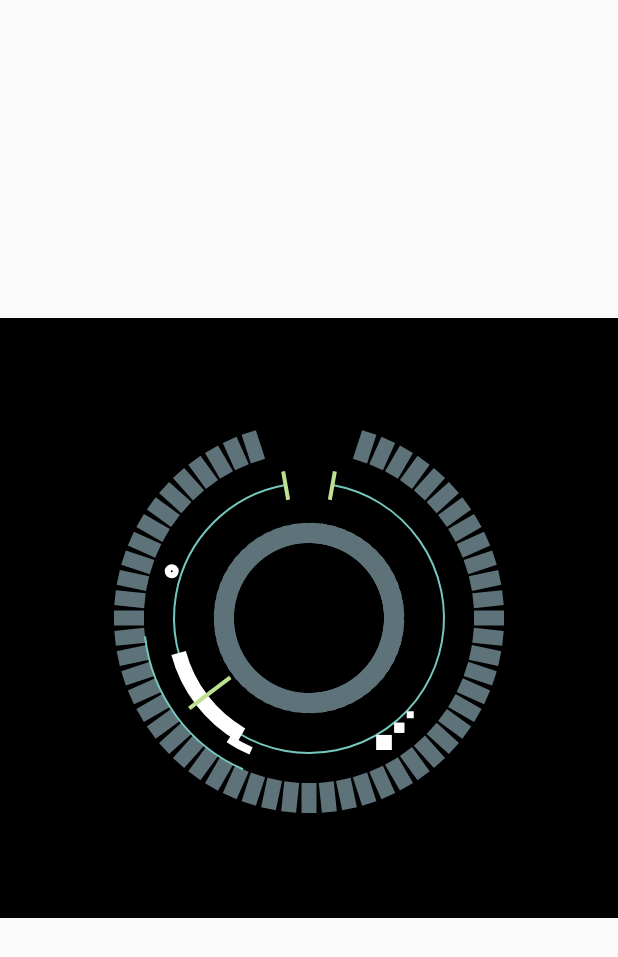
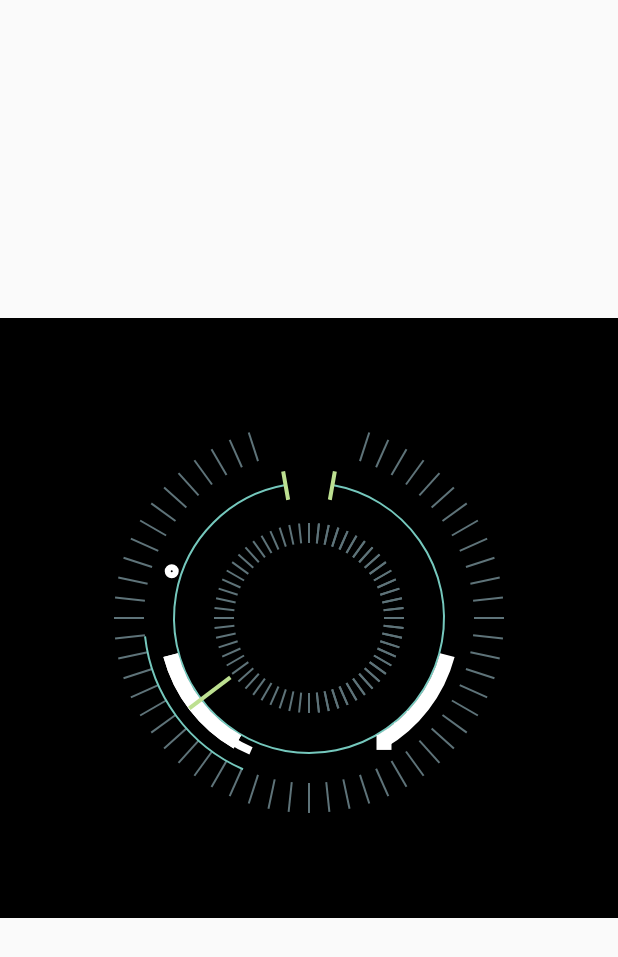
Before and after one commit to 06110902002/Android_UIKit, an Android app: the ArcAnimActivity screen opened directly, with no data from a screen before it, on a phone screen of 412 x 824 dp. Shown: the top 957 px of the screen. Run offline under Robolectric (Android 15) with nearby library versions, the phone set to English and light mode, and no system bars; 3 statements that could not run were skipped.

Commit message:
处理滚动动画

```diff
--- a/app/src/main/java/com/check/viewdraghelper/arcloadview/ArcLoadView.java
+++ b/app/src/main/java/com/check/viewdraghelper/arcloadview/ArcLoadView.java
@@ -55,13 +55,21 @@ public class ArcLoadView extends View {
     private int innerCircleWidth;
     private int graduateLineLength; //刻度线的长度
     private int innreCirlceGraduateRadius;  //内圆刻度半径
+
     private PathMeasure outSwingPathMeasure;    //在外圈摆动的路径测试器
+    private Path outSwingPath;
+    private RectF outSwingArcRect;
+    private int outSwingArcColor;
+    private int outMid2SegSwingArcColor;
+    private int outCircleKeduColor;
+
     private Path outCirclePointPath;        //外圈摆动的小圆点路径，由outSwingPathMeasure测量给出
     private float[] outCirclePointPos = new float[2];
     private float[] tan = new float[2];
     private boolean isOriginStatus = true;
     private RectF middleCirlceSwingRect;  //中圆环摆动的弧形矩形框
     private RectF innerCirlceSwingRect;  //内圆环摆动的弧形矩形框
+    private int midCirlceColor;
     private int swingLingOffSet;
     private Path line1AnimPath;
     private Path line1Path;
@@ -70,6 +78,11 @@ public class ArcLoadView extends View {
     private Path line2Path;
     private PathMeasure line1Measure;
     private PathMeasure line2Measure;
+    private RectF midMarkRect;
+    private float midMarkRadius;
+    private Path threePointPath;
+    private RectF threePointRect;
+
 
 
 
@@ -113,6 +126,9 @@ public class ArcLoadView extends View {
         indexPaint.setColor(Color.BLUE);
         indexPaint.setStrokeWidth(Utils.dp2px(context,1));
 
+        threePointPath = new Path();
+        threePointRect = new RectF();
+
         threeAngle = 60;
         threeAngle2 = 50;
         threeAngle3 = 40;
@@ -124,6 +140,9 @@ public class ArcLoadView extends View {
         innerCircleRadius = Utils.dp2px(context,90);
         innreCirlceGraduateRadius = (int)(innerCircleRadius / 1.8);
         graduateLineLength = Utils.dp2px(context,20);
+        outArcRect = new RectF();
+        outCirclePath = new Path();
+
 
         outIndexCircleRadius = outCirlceRadius;
         swingAngle = -80;
@@ -141,6 +160,14 @@ public class ArcLoadView extends View {
         line2Measure = new PathMeasure();
 
         midCircleMarkPath = new Path();
+        midMarkRect = new RectF();
+
+        outSwingArcRect = new RectF();
+        outSwingPath = new Path();
+        outSwingArcColor = Color.parseColor("#75C8BD");
+        outMid2SegSwingArcColor = Color.parseColor("#BDE091");
+        midCirlceColor = Color.parseColor("#75C8BD");
+        outCircleKeduColor = Color.parseColor("#5E7379");
 
         startAnim();
 
@@ -155,6 +182,7 @@ public class ArcLoadView extends View {
                 startSwingAnim();
                 startOutCirclePointSwingAnim();
                 startNotchLineAnim();
+                startMidMarkArcInAnim();
             }
         },1000);
     }
@@ -184,6 +212,16 @@ public class ArcLoadView extends View {
         line2Path.moveTo(startX2,startY2);
         line2Path.lineTo(stopX2,stopY2);
         line2Measure.setPath(line2Path,false);
+
+        outArcRect.left = (width - innerCircleRadius * 2) / 2;
+        outArcRect.top = (height - innerCircleRadius * 2) / 2;
+        outArcRect.right = (width - innerCircleRadius * 2) / 2 + innerCircleRadius * 2;
+        outArcRect.bottom = (height - innerCircleRadius * 2) / 2 + innerCircleRadius * 2;
+        outCirclePath.addArc(outArcRect,-80,340);
+
+        midMarkRadius = innerCircleRadius * 3.0f;
+
+
     }
 
     @Override
@@ -212,16 +250,24 @@ public class ArcLoadView extends View {
      */
     private void drawOutCircle(Canvas canvas){
         outCirclePaint.setStrokeWidth(2);
-        outCirclePaint.setColor(Color.parseColor("#75C8BD"));
+        outCirclePaint.setColor(midCirlceColor);
 
         //画中圆环--带缺口
-        canvas.drawPath(getThreePointPath(),outCirclePaint);
+        canvas.drawPath(outCirclePath,outCirclePaint);
 
         //画中圆环中间标记弧线
-        midCircleMarkPath.addArc(outArcRect,120,45);
+        midMarkRect.left = (width - midMarkRadius * 2) / 2;
+        midMarkRect.top = (height - midMarkRadius * 2) / 2;
+        midMarkRect.right = (width - midMarkRadius * 2) / 2 + midMarkRadius * 2;
+        midMarkRect.bottom = (height - midMarkRadius * 2) / 2 + midMarkRadius * 2;
+        midCircleMarkPath.addArc(midMarkRect,120,45);
         outCirclePaint.setColor(Color.WHITE);
         outCirclePaint.setStrokeWidth(15);
         canvas.drawPath(midCircleMarkPath,outCirclePaint);
+
+        midCircleMarkPath.addArc(midMarkRect,15,45);
+        canvas.drawPath(midCircleMarkPath,outCirclePaint);
+
 
 //        float startX = (float)(width / 2) + (float) Math.sin(arc2Angle(10)) * (innerCircleRadius + graduateLineLength / 2.0f);
 //        float startY = (float)(height / 2) - (float) Math.cos(arc2Angle(10)) * (innerCircleRadius + graduateLineLength / 2.0f);
@@ -236,6 +282,24 @@ public class ArcLoadView extends View {
 //        float stopX1 = (float)(width / 2) + (float) Math.sin(arc2Angle(350)) * (innerCircleRadius - graduateLineLength / 2.0f);
 //        float stopY1 = (float)(height / 2) - (float) Math.cos(arc2Angle(350)) * (innerCircleRadius - graduateLineLength / 2.0f);
 //        canvas.drawLine(startX1, startY1, stopX1, stopY1, animPaint);
+    }
+
+    /**
+     * 启动中间圆弧入场动画
+     */
+    private void startMidMarkArcInAnim(){
+        ValueAnimator mAnimator=ValueAnimator.ofFloat(midMarkRadius,innerCircleRadius);
+        mAnimator.setDuration(2000);
+        mAnimator.setInterpolator(new DecelerateInterpolator());
+        mAnimator.addUpdateListener(new ValueAnimator.AnimatorUpdateListener() {
+            @Override
+            public void onAnimationUpdate(ValueAnimator animation) {
+                midCircleMarkPath.reset();
+                midMarkRadius = (float) mAnimator.getAnimatedValue();
+                invalidate();
+            }
+        });
+        mAnimator.start();
     }
 
     /**
@@ -285,23 +349,6 @@ public class ArcLoadView extends View {
 
     }
 
-    /**
-     * 获取中圆环路径
-     * @return
-     */
-    private Path getThreePointPath(){
-        if(outCirclePath == null){
-            outCirclePath = new Path();
-            outArcRect = new RectF(
-                    (width - innerCircleRadius * 2) / 2,
-                    (height - innerCircleRadius * 2) / 2,
-                    (width - innerCircleRadius * 2) / 2 + innerCircleRadius * 2,
-                    (height - innerCircleRadius * 2) / 2 + innerCircleRadius * 2);
-            outCirclePath.addArc(outArcRect,-80,340);
-            //outCirclePath.addRect(outArcRect, Path.Direction.CCW);
-        }
-        return outCirclePath;
-    }
 
     /**
      * 画内外圆环的刻度线
@@ -309,10 +356,11 @@ public class ArcLoadView extends View {
      */
     private void drawCircleGraduate(Canvas canvas){
 
+        outCirclePaint.setStrokeWidth(2);
+        outCirclePaint.setStyle(Paint.Style.STROKE);
         //画外圆刻度圆环
         float evenryDegrees = arc2Angle(6.0f);
-        Point centerPos = new Point(width / 2 ,height / 2);
-        outCirclePaint.setColor(Color.parseColor("#5E7379"));
+        outCirclePaint.setColor(outCircleKeduColor);
         for (int i = 0; i < 60; i++) {
             float degrees = i * evenryDegrees;
             if (i >= 0 && i < 3 ) {
@@ -321,11 +369,11 @@ public class ArcLoadView extends View {
             if(i > 57 && i < 60){
                 continue;
             }
-            float startX = centerPos.x + (float) Math.sin(degrees) * outCirlceRadius;
-            float startY = centerPos.y - (float) Math.cos(degrees) * outCirlceRadius;
+            float startX = width / 2.0f + (float) Math.sin(degrees) * outCirlceRadius;
+            float startY = height / 2.0f - (float) Math.cos(degrees) * outCirlceRadius;
 
-            float stopX = centerPos.x + (float) Math.sin(degrees) * (outCirlceRadius + graduateLineLength);
-            float stopY = centerPos.y - (float) Math.cos(degrees) * (outCirlceRadius + graduateLineLength);
+            float stopX = width / 2.0f + (float) Math.sin(degrees) * (outCirlceRadius + graduateLineLength);
+            float stopY = height / 2.0f - (float) Math.cos(degrees) * (outCirlceRadius + graduateLineLength);
 
             canvas.drawLine(startX, startY, stopX, stopY, outCirclePaint);
         }
@@ -333,11 +381,11 @@ public class ArcLoadView extends View {
         //画内圆刻度圆环
         for (int i = 0; i < 90; i++) {
             float degrees = i * evenryDegrees;
-            float startX = centerPos.x + (float) Math.sin(degrees) * innreCirlceGraduateRadius;
-            float startY = centerPos.y - (float) Math.cos(degrees) * innreCirlceGraduateRadius;
+            float startX = width / 2.0f + (float) Math.sin(degrees) * innreCirlceGraduateRadius;
+            float startY = height / 2.0f - (float) Math.cos(degrees) * innreCirlceGraduateRadius;
 
-            float stopX = centerPos.x + (float) Math.sin(degrees) * (innreCirlceGraduateRadius + (int)(graduateLineLength / 1.5));
-            float stopY = centerPos.y - (float) Math.cos(degrees) * (innreCirlceGraduateRadius + (int)(graduateLineLength / 1.5));
+            float stopX = width / 2.0f + (float) Math.sin(degrees) * (innreCirlceGraduateRadius + (int)(graduateLineLength / 1.5));
+            float stopY = height / 2.0f - (float) Math.cos(degrees) * (innreCirlceGraduateRadius + (int)(graduateLineLength / 1.5));
 
             canvas.drawLine(startX, startY, stopX, stopY, outCirclePaint);
         }
@@ -350,38 +398,36 @@ public class ArcLoadView extends View {
      * @param canvas
      */
     private void drawPointRect(Canvas canvas){
-        Path rectpath = new Path();
 
-        Point startPos = new Point((int)outArcRect.left ,(int)outArcRect.top);
+        //三个点的弧形矩形框
+        outCirclePaint.setStyle(Paint.Style.FILL);
+        outCirclePaint.setStrokeWidth(3);
+        threePointRect.left = outArcRect.left + innerCircleRadius + (float)(innerCircleRadius * Math.cos(arc2Angle(threeAngle)));
+        threePointRect.top = outArcRect.top + innerCircleRadius +(float)(innerCircleRadius * Math.sin(arc2Angle(threeAngle)));
+        threePointRect.right = outArcRect.left + innerCircleRadius + (float)(innerCircleRadius * Math.cos(arc2Angle(threeAngle))) + innerCircleWidth;
+        threePointRect.bottom = outArcRect.top + innerCircleRadius + (float)(innerCircleRadius * Math.sin(arc2Angle(threeAngle))) + innerCircleWidth;
+        threePointPath.reset();
+        threePointPath.addRect(threePointRect,Path.Direction.CCW);
+        canvas.drawPath(threePointPath,outCirclePaint);
 
 
-        rectpath.addRect(new RectF(
-                startPos.x + innerCircleRadius + (float)(innerCircleRadius * Math.cos(arc2Angle(threeAngle))),
-                startPos.y + innerCircleRadius +(float)(innerCircleRadius * Math.sin(arc2Angle(threeAngle))),
-                startPos.x + innerCircleRadius + (float)(innerCircleRadius * Math.cos(arc2Angle(threeAngle))) + innerCircleWidth,
-                startPos.y + innerCircleRadius + (float)(innerCircleRadius * Math.sin(arc2Angle(threeAngle))) + innerCircleWidth), Path.Direction.CCW);
 
-        Paint rectPaint = new Paint();
-        rectPaint.setColor(Color.WHITE);
-        rectPaint.setStyle(Paint.Style.FILL);
-        rectPaint.setStrokeWidth(3);
-        canvas.drawPath(rectpath,rectPaint);
+        threePointRect.left = outArcRect.left + innerCircleRadius + (float)(innerCircleRadius * Math.cos(arc2Angle(threeAngle2)));
+        threePointRect.top = outArcRect.top + innerCircleRadius +(float)(innerCircleRadius * Math.sin(arc2Angle(threeAngle2)));
+        threePointRect.right = outArcRect.left + innerCircleRadius + (float)(innerCircleRadius * Math.cos(arc2Angle(threeAngle2))) + (float)(innerCircleWidth / 1.5);
+        threePointRect.bottom = outArcRect.top + innerCircleRadius + (float)(innerCircleRadius * Math.sin(arc2Angle(threeAngle2))) + (float)(innerCircleWidth / 1.5);
+        threePointPath.reset();
+        threePointPath.addRect(threePointRect,Path.Direction.CCW);
+        canvas.drawPath(threePointPath,outCirclePaint);
 
 
-        //画第二个
-        rectpath.addRect(new RectF(
-                startPos.x + innerCircleRadius + (float)(innerCircleRadius * Math.cos(arc2Angle(threeAngle2))),
-                startPos.y + innerCircleRadius +(float)(innerCircleRadius * Math.sin(arc2Angle(threeAngle2))),
-                startPos.x + innerCircleRadius + (float)(innerCircleRadius * Math.cos(arc2Angle(threeAngle2))) + (float)(innerCircleWidth / 1.5),
-                startPos.y + innerCircleRadius + (float)(innerCircleRadius * Math.sin(arc2Angle(threeAngle2))) + (float)(innerCircleWidth / 1.5)), Path.Direction.CCW);
-        canvas.drawPath(rectpath,rectPaint);
-
-        rectpath.addRect(new RectF(
-                startPos.x + innerCircleRadius + (float)(innerCircleRadius * Math.cos(arc2Angle(threeAngle3))),
-                startPos.y + innerCircleRadius +(float)(innerCircleRadius * Math.sin(arc2Angle(threeAngle3))),
-                startPos.x + innerCircleRadius + (float)(innerCircleRadius * Math.cos(arc2Angle(threeAngle3))) + (float)(innerCircleWidth / 2),
-                startPos.y + innerCircleRadius + (float)(innerCircleRadius * Math.sin(arc2Angle(threeAngle3))) + (float)(innerCircleWidth / 2)), Path.Direction.CCW);
-        canvas.drawPath(rectpath,rectPaint);
+        threePointRect.left = outArcRect.left + innerCircleRadius + (float)(innerCircleRadius * Math.cos(arc2Angle(threeAngle3)));
+        threePointRect.top = outArcRect.top + innerCircleRadius +(float)(innerCircleRadius * Math.sin(arc2Angle(threeAngle3)));
+        threePointRect.right = outArcRect.left + innerCircleRadius + (float)(innerCircleRadius * Math.cos(arc2Angle(threeAngle3))) + (float)(innerCircleWidth / 2);
+        threePointRect.bottom = outArcRect.top + innerCircleRadius + (float)(innerCircleRadius * Math.sin(arc2Angle(threeAngle3))) + (float)(innerCircleWidth / 2);
+        threePointPath.reset();
+        threePointPath.addRect(threePointRect,Path.Direction.CCW);
+        canvas.drawPath(threePointPath,outCirclePaint);
     }
 
     /**
@@ -392,33 +438,31 @@ public class ArcLoadView extends View {
     private void drawIndexArc(Canvas canvas){
 
         //画在外环摆动的圆环
-        indexPaint.setColor(Color.parseColor("#75C8BD"));
+        indexPaint.setColor(outSwingArcColor);
         indexPaint.setStrokeWidth(Utils.dp2px(context,1));
 
-        RectF outArcRect = new RectF(
-                (width - outIndexCircleRadius * 2) / 2,
-                (height - outIndexCircleRadius * 2) / 2,
-                (width - outIndexCircleRadius * 2) / 2 + outIndexCircleRadius * 2,
-                (height - outIndexCircleRadius * 2) / 2 + outIndexCircleRadius * 2);
-        canvas.drawArc(outArcRect,swingAngle,60,false,indexPaint);
+        outSwingArcRect.left = (width - outIndexCircleRadius * 2) / 2;
+        outSwingArcRect.top = (height - outIndexCircleRadius * 2) / 2;
+        outSwingArcRect.right = (width - outIndexCircleRadius * 2) / 2 + outIndexCircleRadius * 2;
+        outSwingArcRect.bottom = (height - outIndexCircleRadius * 2) / 2 + outIndexCircleRadius * 2;
+        canvas.drawArc(outSwingArcRect,swingAngle,60,false,indexPaint);
         //canvas.drawPath(swingPath,indexPaint);
 
-        //画外环摆动圏小矩形
-        RectF outSwingRect = new RectF(
-                (width - (outIndexCircleRadius - 20) * 2) / 2,
-                (height - (outIndexCircleRadius - 20) * 2) / 2,
-                (width - (outIndexCircleRadius - 20) * 2) / 2 + (outIndexCircleRadius - 20) * 2,
-                (height - (outIndexCircleRadius - 20) * 2) / 2 + (outIndexCircleRadius - 20) * 2);
+
+        outSwingArcRect.left = (width - (outIndexCircleRadius - 20) * 2) / 2;
+        outSwingArcRect.top = (height - (outIndexCircleRadius - 20) * 2) / 2;
+        outSwingArcRect.right = (width - (outIndexCircleRadius - 20) * 2) / 2 + (outIndexCircleRadius - 20) * 2;
+        outSwingArcRect.bottom = (height - (outIndexCircleRadius - 20) * 2) / 2 + (outIndexCircleRadius - 20) * 2;
 
         indexPaint.setColor(Color.WHITE);
         indexPaint.setStrokeWidth(Utils.dp2px(context,5));
 
-        Path swingPath = new Path();
-        swingPath.addArc(outSwingRect,swingAngle,60);
-        canvas.drawArc(outSwingRect,swingAngle,10,false,indexPaint);
+        //Path swingPath = new Path();
+        outSwingPath.addArc(outSwingArcRect,swingAngle,60);
+        canvas.drawArc(outSwingArcRect,swingAngle,10,false,indexPaint);
 
         //画在swingpath 滚动的路径动画
-        outSwingPathMeasure.setPath(swingPath,false);  //设置需要测量的路径，即为外圈摆动的圆弧
+        outSwingPathMeasure.setPath(outSwingPath,false);  //设置需要测量的路径，即为外圈摆动的圆弧
         //canvas.drawPath(outCirclePointPath,indexPaint);
         if(isOriginStatus){
             float r = (outIndexCircleRadius - 20) ;
@@ -436,7 +480,7 @@ public class ArcLoadView extends View {
                     (width - innerCircleRadius * 2) / 2 + innerCircleRadius * 2,
                     (height - innerCircleRadius * 2) / 2 + innerCircleRadius * 2);
         }
-        indexPaint.setColor(Color.parseColor("#BDE091"));
+        indexPaint.setColor(outMid2SegSwingArcColor);
 
         canvas.drawArc(middleCirlceSwingRect,swingAngle + 3.75f,10,false,indexPaint);
         canvas.drawArc(middleCirlceSwingRect,swingAngle + 48.75f,10,false,indexPaint);
@@ -583,7 +627,7 @@ public class ArcLoadView extends View {
 //                //从 原始path中取出一段 放入目的path中（添加），并不会删除目的path中以前的数据
 //                outSwingPathMeasure.getSegment(start,end,outCirclePointPath,true);
 
-
+                outSwingPath.reset();
                 isOriginStatus = false;
                 float distance = (float) animation.getAnimatedValue();
                 //tan[0]是邻边 tan[1]是对边
```
